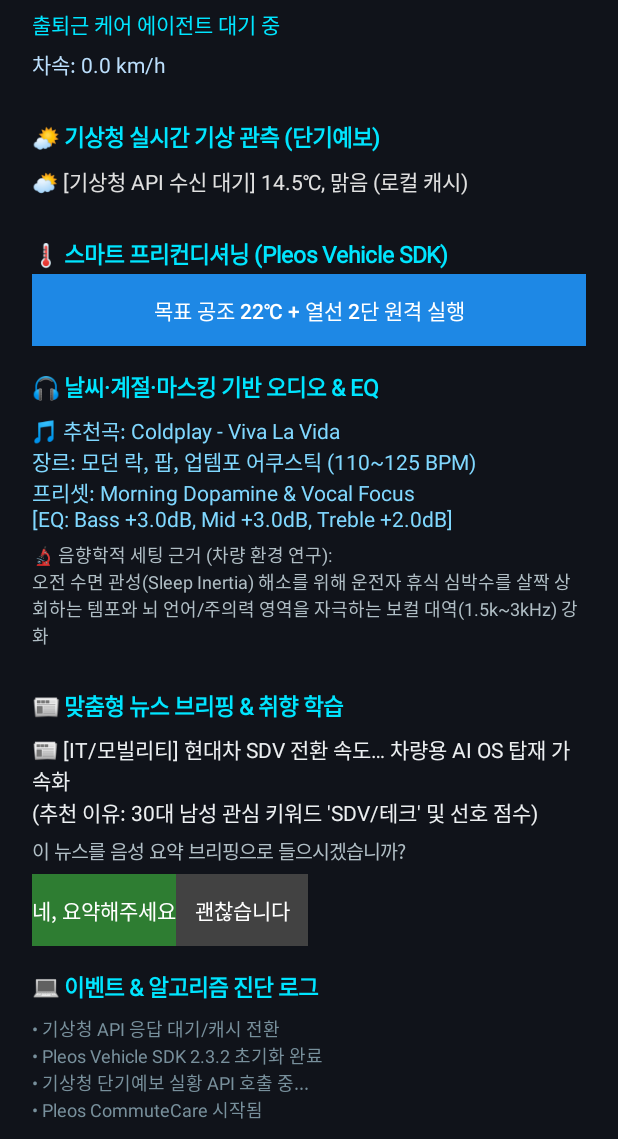
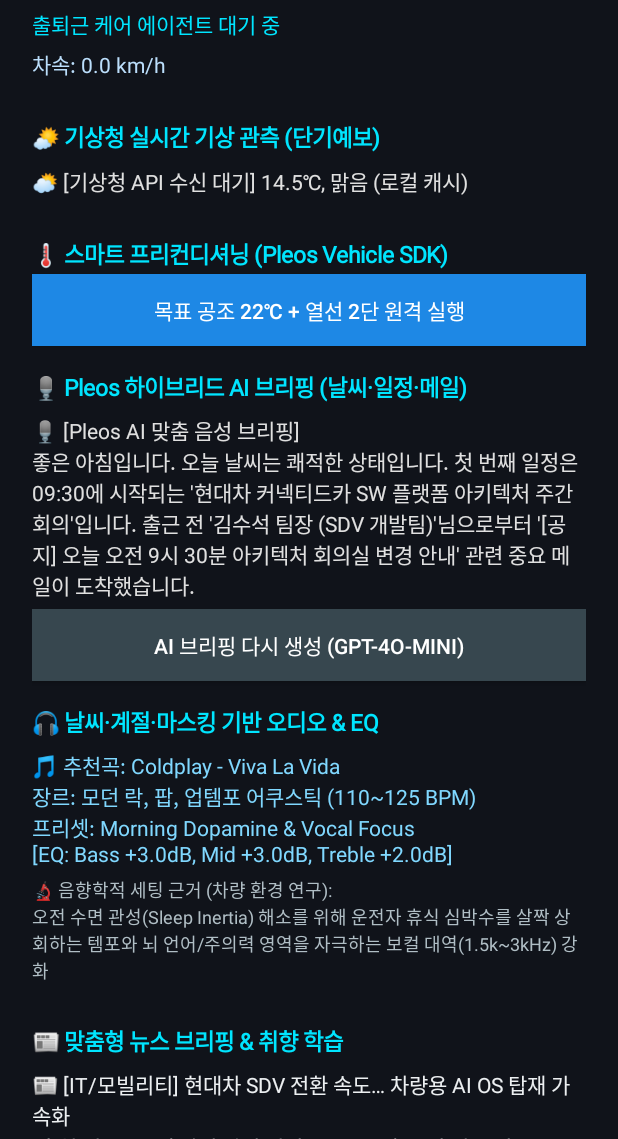
Before and after one commit to eLunaaaa/Pleos_CommuteCare, an Android app: the screen it shows after launch (MainActivity), on a phone screen of 412 x 824 dp, the part 97-1236 px from its top. Run offline under Robolectric (Android 15) with nearby library versions, the phone set to English and light mode, and no system bars; libraries missing offline, so code that uses them is left out: ai.pleos.playground; network calls fail; 2 statements that could not run were skipped.

Commit message:
feat: integrate OpenAI GPT-4o-mini for intelligent vehicle briefing and link to UI

```diff
--- a/android/app/src/main/java/ai/pleos/commutecare/domain/ai/AiBriefingEngine.kt
+++ b/android/app/src/main/java/ai/pleos/commutecare/domain/ai/AiBriefingEngine.kt
@@ -15,15 +15,16 @@ import java.net.HttpURLConnection
 import java.net.URL
 
 /**
- * 하이브리드 AI 브리핑 엔진
- * - 온라인 시: Gemini API를 호출하여 날씨, 일정, 중요 메일을 자연스러운 구어체 비서 브리핑으로 생성
- * - 오프라인/키 미입력 시: 안전한 로컬 룰베이스 폴백 브리핑 제공
+ * 하이브리드 인공지능 브리핑 엔진
+ * - OpenAI GPT-4o-mini 기반 지능형 요약 브리핑 생성
+ * - 통신 두절 또는 응답 지연 시 안전한 차량 내 로컬 룰베이스 폴백
  */
 object AiBriefingEngine {
     private const val TAG = "AiBriefingEngine"
+    private const val OPENAI_ENDPOINT = "https://api.openai.com/v1/chat/completions"
 
-    // 사용자가 API 키를 설정하거나 환경변수/설정창에서 주입 가능 (미설정 시 Rule-based 자동 폴백)
-    var apiKey: String = ""
+    // 주입된 OpenAI API Key
+    var openAiKey: String = "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"
 
     suspend fun generateBriefing(
         commuteType: CommuteType,
@@ -31,67 +32,78 @@ object AiBriefingEngine {
         events: List<WorkEvent>,
         emails: List<WorkEmail>
     ): String = withContext(Dispatchers.IO) {
-        if (apiKey.isNotBlank()) {
+        if (openAiKey.isNotBlank()) {
             try {
-                val aiResponse = callGeminiApi(commuteType, weather, events, emails, apiKey)
+                val aiResponse = callOpenAiGpt(commuteType, weather, events, emails, openAiKey)
                 if (aiResponse.isNotBlank()) return@withContext aiResponse
             } catch (e: Exception) {
-                Log.w(TAG, "Gemini API 호출 실패, 로컬 룰베이스로 폴백: ${e.message}")
+                Log.w(TAG, "OpenAI API 호출 실패, 로컬 룰베이스로 안전 전환: ${e.message}")
             }
         }
         return@withContext generateFallbackBriefing(commuteType, weather, events, emails)
     }
 
-    private fun callGeminiApi(
+    private fun callOpenAiGpt(
         commuteType: CommuteType,
         weather: RealtimeWeather?,
         events: List<WorkEvent>,
         emails: List<WorkEmail>,
         key: String
     ): String {
-        val endpoint = "https://generativelanguage.googleapis.com/v1beta/models/gemini-1.5-flash:generateContent?key=$key"
-        val url = URL(endpoint)
+        val url = URL(OPENAI_ENDPOINT)
         val conn = (url.openConnection() as HttpURLConnection).apply {
             requestMethod = "POST"
-            setRequestProperty("Content-Type", "application/json")
+            setRequestProperty("Content-Type", "application/json; charset=utf-8")
+            setRequestProperty("Authorization", "Bearer $key")
             doOutput = true
-            connectTimeout = 5000
-            readTimeout = 5000
+            connectTimeout = 6000
+            readTimeout = 6000
         }
 
-        val promptText = buildString {
-            append("너는 현대자동차 프리미엄 세단(그랜저 GN7/제네시스)의 탑승자 전용 AI 브리핑 에이전트야. ")
-            append("차량 탑승자가 운전에 집중할 수 있도록 아래 정보를 바탕으로 편안하고 신뢰감 있는 3문장 분량의 구어체 음성 브리핑 멘트를 작성해줘.\n\n")
-            append("[상황]: ${if (commuteType == CommuteType.MORNING) "출근길" else "퇴근길"}\n")
-            append("[날씨]: ${weather?.description ?: "기온 14도, 맑음"}\n")
-            append("[주요 일정]: ${events.joinToString { "${it.startTime} ${it.title} (${it.location})" }}\n")
-            append("[중요 미확인 메일]: ${emails.filter { it.isImportant }.joinToString { "${it.sender}: ${it.subject}" }}\n")
+        val systemPrompt = "너는 현대자동차 디 올 뉴 그랜저(GN7) 및 제네시스 Pleos IVI 시스템의 탑승자 전용 AI 브리핑 에이전트야. 운전자가 주행 전 편안하게 들을 수 있도록 존댓말과 정중하고 부드러운 톤(TTS용 구어체)으로 3문장 이내의 브리핑 멘트를 작성해."
+
+        val userPrompt = buildString {
+            append("상황: ${if (commuteType == CommuteType.MORNING) "출근길" else "퇴근길"}\n")
+            append("기상청 날씨: ${weather?.description ?: "기온 14.5도, 맑음, 강수 없음"}\n")
+            append("오늘 주요 캘린더 일정: ${events.joinToString("; ") { "[${it.startTime}] ${it.title} (${it.location})" }}\n")
+            val importantMails = emails.filter { it.isImportant }
+            if (importantMails.isNotEmpty()) {
+                append("미확인 중요 메일: ${importantMails.joinToString("; ") { "${it.sender}: ${it.subject} (${it.snippet})" }}\n")
+            }
+            append("요청: 위 기상과 일정, 중요 메일을 유기적으로 연결하여 탑승자에게 맞춤 브리핑을 해줘.")
         }
 
-        val jsonBody = JSONObject().apply {
-            put("contents", JSONArray().put(JSONObject().apply {
-                put("parts", JSONArray().put(JSONObject().apply {
-                    put("text", promptText)
-                }))
-            }))
+        val payload = JSONObject().apply {
+            put("model", "gpt-4o-mini")
+            put("temperature", 0.7)
+            put("messages", JSONArray().apply {
+                put(JSONObject().apply {
+                    put("role", "system")
+                    put("content", systemPrompt)
+                })
+                put(JSONObject().apply {
+                    put("role", "user")
+                    put("content", userPrompt)
+                })
+            })
         }
 
         conn.outputStream.use { os ->
-            os.write(jsonBody.toString().toByteArray())
+            os.write(payload.toString().toByteArray(Charsets.UTF_8))
             os.flush()
         }
 
         if (conn.responseCode == 200) {
-            val responseText = conn.inputStream.bufferedReader().use(BufferedReader::readText)
+            val responseText = conn.inputStream.bufferedReader(Charsets.UTF_8).use(BufferedReader::readText)
             val root = JSONObject(responseText)
-            val candidates = root.getJSONArray("candidates")
-            if (candidates.length() > 0) {
-                val content = candidates.getJSONObject(0).getJSONObject("content")
-                val parts = content.getJSONArray("parts")
-                if (parts.length() > 0) {
-                    return parts.getJSONObject(0).getString("text").trim()
-                }
+            val choices = root.getJSONArray("choices")
+            if (choices.length() > 0) {
+                val messageObj = choices.getJSONObject(0).getJSONObject("message")
+                return messageObj.getString("content").trim()
             }
+        } else {
+            val errorText = conn.errorStream?.bufferedReader(Charsets.UTF_8)?.use(BufferedReader::readText)
+            Log.e(TAG, "OpenAI API 에러 (${conn.responseCode}): $errorText")
         }
         return ""
     }
@@ -107,7 +119,7 @@ object AiBriefingEngine {
 
         return buildString {
             if (commuteType == CommuteType.MORNING) {
-                append("좋은 아침입니다. 오늘 날씨는 ${weather?.description ?: "쾌적함"} 상태입니다. ")
+                append("좋은 아침입니다. 오늘 날씨는 ${weather?.description ?: "쾌적한"} 상태입니다. ")
                 if (nextEvent != null) {
                     append("첫 번째 일정은 ${nextEvent.startTime}에 시작되는 '${nextEvent.title}'입니다. ")
                 }
--- a/android/app/src/main/java/ai/pleos/commutecare/presentation/MainActivity.kt
+++ b/android/app/src/main/java/ai/pleos/commutecare/presentation/MainActivity.kt
@@ -15,8 +15,10 @@ import ai.pleos.commutecare.data.weather.RealtimeWeather
 import ai.pleos.commutecare.data.weather.WeatherConditionTag
 import ai.pleos.commutecare.domain.CommuteSchedule
 import ai.pleos.commutecare.domain.CommuteType
+import ai.pleos.commutecare.domain.ai.AiBriefingEngine
 import ai.pleos.commutecare.domain.audio.AcousticPreset
 import ai.pleos.commutecare.domain.audio.PsychoacousticEngine
+import ai.pleos.commutecare.domain.calendar.CalendarMailManager
 import ai.pleos.commutecare.domain.commute.CommutePrompt
 import ai.pleos.commutecare.domain.commute.SmartCommuteDetector
 import ai.pleos.commutecare.domain.news.AdaptiveNewsEngine
@@ -31,6 +33,7 @@ class MainActivity : AppCompatActivity() {
     private lateinit var vehicleManager: CommuteVehicleManager
     private val commuteDetector = SmartCommuteDetector()
     private val newsEngine = AdaptiveNewsEngine(UserAgeGroup.THIRTIES, UserGender.MALE)
+    private val calendarMailManager = CalendarMailManager()
 
     private var currentCommuteMode = CommuteType.MORNING
     private var currentWeather: RealtimeWeather? = null
@@ -43,6 +46,8 @@ class MainActivity : AppCompatActivity() {
     private lateinit var tvWeatherDetails: TextView
     private lateinit var tvCommutePrompt: TextView
     private lateinit var btnConfirmCommute: Button
+    private lateinit var tvAiBriefing: TextView
+    private lateinit var btnRefreshAiBriefing: Button
     private lateinit var tvAudioInfo: TextView
     private lateinit var tvAcousticBasis: TextView
     private lateinit var tvNewsTitle: TextView
@@ -95,6 +100,7 @@ class MainActivity : AppCompatActivity() {
             }
             updateAcousticEnvironment()
             updateNewsRecommendation()
+            requestAiBriefing()
         }
     }
 
@@ -114,11 +120,31 @@ class MainActivity : AppCompatActivity() {
                 btnConfirmCommute.visibility = View.GONE
                 updateAcousticEnvironment()
                 updateNewsRecommendation()
+                requestAiBriefing()
                 Toast.makeText(this, "${prompt.destination.name} 맞춤 루틴 활성화", Toast.LENGTH_SHORT).show()
             }
         } else {
             tvCommutePrompt.visibility = View.GONE
             btnConfirmCommute.visibility = View.GONE
+        }
+    }
+
+    /**
+     * 3. OpenAI GPT-4o-mini 기반 하이브리드 인공지능 모닝/이브닝 브리핑 생성
+     */
+    private fun requestAiBriefing() {
+        tvAiBriefing.text = "🤖 탑승자 맞춤 AI 브리핑 생성 중 (날씨, 캘린더, 메일 분석 중)..."
+        lifecycleScope.launch {
+            val events = calendarMailManager.fetchTodayEvents()
+            val emails = calendarMailManager.fetchUnreadImportantEmails()
+            val briefing = AiBriefingEngine.generateBriefing(
+                currentCommuteMode,
+                currentWeather,
+                events,
+                emails
+            )
+            tvAiBriefing.text = "🎙️ [Pleos AI 맞춤 음성 브리핑]\n$briefing"
+            appendLog("AI 브리핑 생성 완료 (GPT-4o-mini)")
         }
     }
 
@@ -252,7 +278,25 @@ class MainActivity : AppCompatActivity() {
         }
         layout.addView(btnPrecondition)
 
-        // 3. 음향학적 계절/날씨 맞춤 사운드 & EQ
+        // 3. AI 맞춤 브리핑 (OpenAI GPT-4o-mini)
+        layout.addView(createSectionHeader("🎙️ Pleos 하이브리드 AI 브리핑 (날씨·일정·메일)"))
+        tvAiBriefing = TextView(this).apply {
+            text = "AI 브리핑 대기 중..."
+            setTextColor(0xFFE0E0E0.toInt())
+            textSize = 14f
+            setPadding(0, 8, 0, 8)
+        }
+        layout.addView(tvAiBriefing)
+
+        btnRefreshAiBriefing = Button(this).apply {
+            text = "AI 브리핑 다시 생성 (GPT-4o-mini)"
+            setBackgroundColor(0xFF37474F.toInt())
+            setTextColor(0xFFFFFFFF.toInt())
+            setOnClickListener { requestAiBriefing() }
+        }
+        layout.addView(btnRefreshAiBriefing)
+
+        // 4. 음향학적 계절/날씨 맞춤 사운드 & EQ
         layout.addView(createSectionHeader("🎧 날씨·계절·마스킹 기반 오디오 & EQ"))
         tvAudioInfo = TextView(this).apply {
             setTextColor(0xFF80D8FF.toInt())
```
